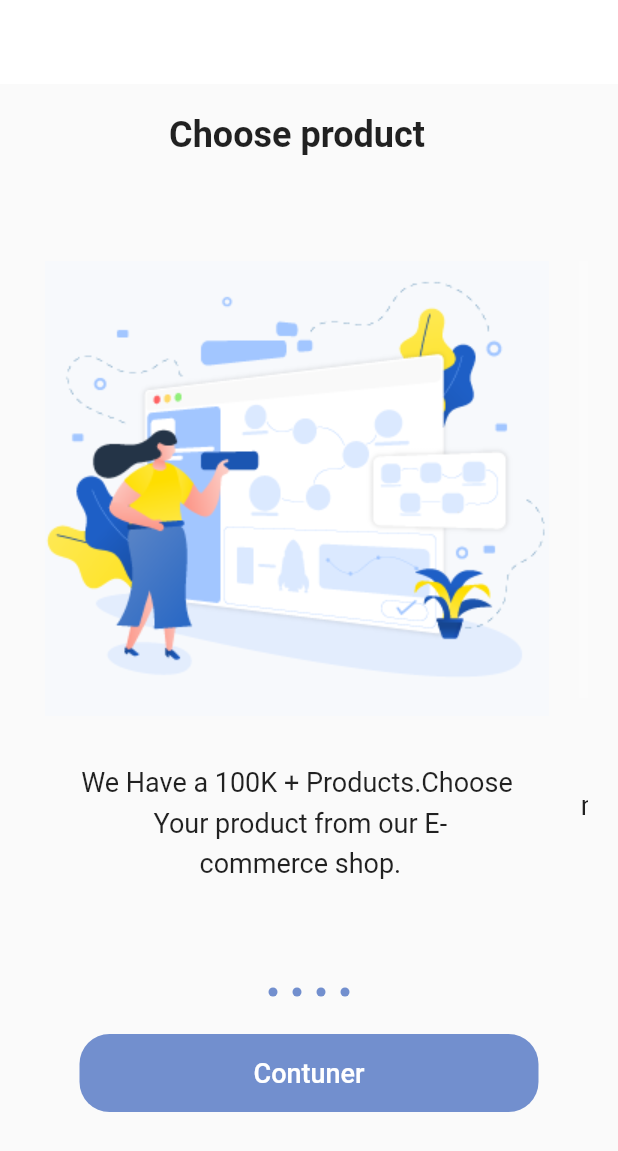
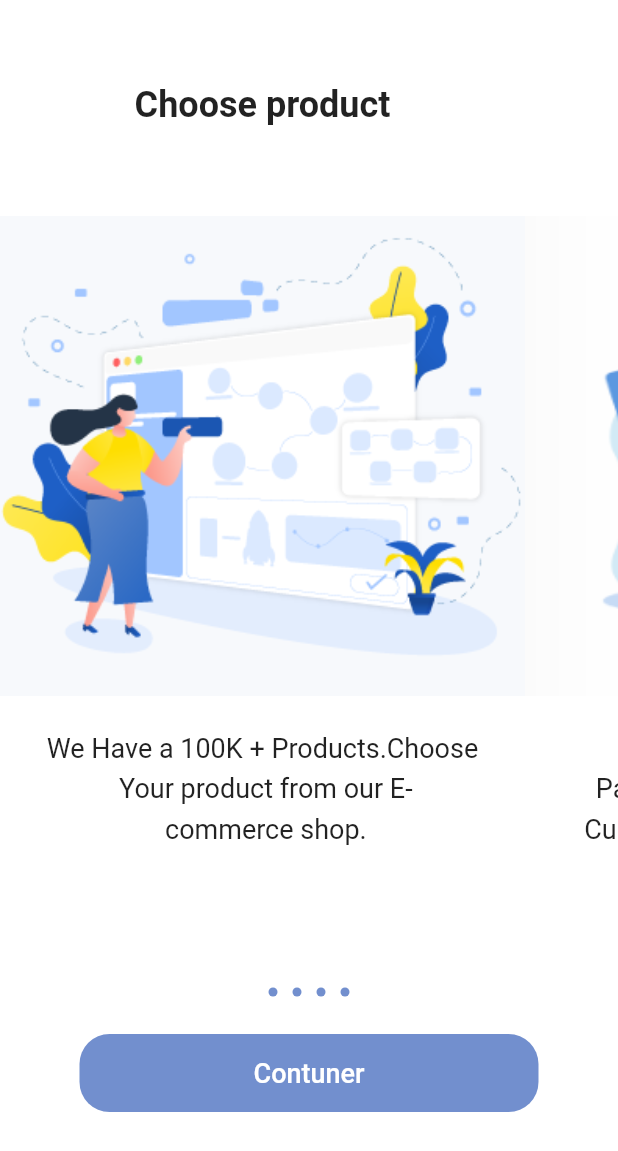
Before and after one commit to retabaitas/ecommerce_app, a Flutter app: the screen it shows after launch, on a phone screen of 412 x 824 dp. Shown: the top 1151 px of the screen. Run offline on Flutter 3.47's test engine with Material 2 defaults, Android fonts, the phone set to English and light mode, and no system bars; our stand-ins replace get.

Commit message:
creation custaum onboarding

```diff
--- a/lib/data/datasource/static/static.dart
+++ b/lib/data/datasource/static/static.dart
@@ -12,7 +12,7 @@ List<OnBoardingModel> onBordingList = [
     title: 'Easy & Safe Payment',
     image: ImageAsset.onBoardingimageTow,
     body:
-        'Easy Checkout & safe Payment \n method. Trusted by our Customers \n from all over the world.',
+        'Easy Checkout & safe \n Payment method. Trusted by our \n Customers from all over the world.',
   ),
   OnBoardingModel(
     title: 'Track Your Order',
@@ -24,6 +24,6 @@ List<OnBoardingModel> onBordingList = [
     title: 'Fast Delivery',
     image: ImageAsset.onBoardingimageFour,
     body:
-        'reliable and Fast Delivery. We Deliver \n your product the fastest \n way possibile.',
+        'reliable and Fast Delivery. We \n Deliver your product the fastest \n way possibile.',
   ),
 ];
--- a/lib/view/screen/onBoarding.dart
+++ b/lib/view/screen/onBoarding.dart
@@ -1,7 +1,9 @@
 // ignore_for_file: file_names
 
 import 'package:ecommerce_app/core/constant/color.dart';
-import 'package:ecommerce_app/data/datasource/static/static.dart';
+import 'package:ecommerce_app/view/widget/onboarding/custimbuttom.dart';
+import 'package:ecommerce_app/view/widget/onboarding/custimcontroller.dart';
+import 'package:ecommerce_app/view/widget/onboarding/custimlistview.dart';
 import 'package:flutter/material.dart';
 
 class OnBoarding extends StatelessWidget {
@@ -10,106 +12,34 @@ class OnBoarding extends StatelessWidget {
   @override
   Widget build(BuildContext context) {
     return Scaffold(
+      backgroundColor: ColorManager.kwhiteColor,
       appBar: AppBar(
+        backgroundColor: ColorManager.kwhiteColor,
         elevation: 0.0,
-        backgroundColor: ColorManager.kwhiteColor,
       ),
-      body: SafeArea(
-        child: Column(
+      body: Column(
         children: [
-            Expanded(
+          const Expanded(
             flex: 7,
-              child: Padding(
-                padding: const EdgeInsets.all(20.0),
-                child: ListView.builder(
-                  scrollDirection: Axis.horizontal,
-                  itemCount: onBordingList.length,
-                  itemBuilder: (context, index) => Column(
-                    children: [
-                      Text(
-                        onBordingList[index].title!,
-                        style: const TextStyle(
-                          fontSize: 24,
-                          fontWeight: FontWeight.bold,
-                        ),
-                      ),
-                      const SizedBox(
-                        height: 60,
-                      ),
-                      Container(
-                        padding: const EdgeInsets.all(10),
-                        child: Image.asset(
-                          onBordingList[index].image!,
-                          fit: BoxFit.fill,
-                        ),
-                      ),
-                      const SizedBox(height: 20),
-                      Text(
-                        onBordingList[index].body!,
-                        textAlign: TextAlign.center,
-                        style: const TextStyle(
-                          fontSize: 18,
-                          height: 1.5,
-                        ),
-                      ),
-                    ],
-                  ),
-                ),
-              ),
+            child: CustimListView(),
           ),
           Expanded(
             flex: 2,
             child: Column(
               children: [
-                  Row(
-                    mainAxisAlignment: MainAxisAlignment.center,
-                    children: [
-                      ...List.generate(
-                        onBordingList.length,
-                        (index) => AnimatedContainer(
-                          duration: const Duration(microseconds: 900),
-                          margin: const EdgeInsets.all(5),
-                          width: 6,
-                          height: 6,
-                          decoration: const BoxDecoration(
-                            color: ColorManager.kprimaryColor,
-                            shape: BoxShape.circle,
-                          ),
-                        ),
-                      ),
-                    ],
-                  ),
+                const CustimController(),
                 const SizedBox(
                   height: 20,
                 ),
-                  Container(
-                    padding: const EdgeInsets.symmetric(
-                      horizontal: 100,
-                      vertical: 2,
+                CustimBottum(
+                  text: 'Contuner',
+                  onPressed: () {},
                 ),
-                    decoration: const BoxDecoration(
-                      color: ColorManager.kprimaryColor,
-                      borderRadius: BorderRadius.all(
-                        Radius.circular(20),
-                      ),
-                    ),
-                    child: MaterialButton(
-                      textColor: ColorManager.kwhiteColor,
-                      onPressed: () {},
-                      child: const Text(
-                        'Contuner',
-                        style: TextStyle(
-                          fontSize: 18,
-                        ),
-                      ),
-                    ),
-                  )
               ],
             ),
           ),
         ],
       ),
-      ),
     );
   }
 }
--- /dev/null
+++ b/lib/view/widget/onboarding/custimbuttom.dart
@@ -0,0 +1,33 @@
+import 'package:ecommerce_app/core/constant/color.dart';
+import 'package:flutter/material.dart';
+
+class CustimBottum extends StatelessWidget {
+  const CustimBottum({super.key, required this.text, required this.onPressed});
+  final String text;
+  final Function onPressed;
+  @override
+  Widget build(BuildContext context) {
+    return Container(
+      padding: const EdgeInsets.symmetric(
+        horizontal: 100,
+        vertical: 2,
+      ),
+      decoration: const BoxDecoration(
+        color: ColorManager.kprimaryColor,
+        borderRadius: BorderRadius.all(
+          Radius.circular(20),
+        ),
+      ),
+      child: MaterialButton(
+        textColor: ColorManager.kwhiteColor,
+        onPressed: onPressed(),
+        child: Text(
+          text,
+          style: const TextStyle(
+            fontSize: 18,
+          ),
+        ),
+      ),
+    );
+  }
+}
--- /dev/null
+++ b/lib/view/widget/onboarding/custimcontroller.dart
@@ -0,0 +1,31 @@
+import 'package:ecommerce_app/core/constant/color.dart';
+import 'package:ecommerce_app/data/datasource/static/static.dart';
+import 'package:flutter/material.dart';
+
+class CustimController extends StatelessWidget {
+  const CustimController({super.key});
+
+  @override
+  Widget build(BuildContext context) {
+    return Container(
+      child: Row(
+        mainAxisAlignment: MainAxisAlignment.center,
+        children: [
+          ...List.generate(
+            onBordingList.length,
+            (index) => AnimatedContainer(
+              duration: const Duration(microseconds: 900),
+              margin: const EdgeInsets.all(5),
+              width: 6,
+              height: 6,
+              decoration: const BoxDecoration(
+                color: ColorManager.kprimaryColor,
+                shape: BoxShape.circle,
+              ),
+            ),
+          ),
+        ],
+      ),
+    );
+  }
+}
--- /dev/null
+++ b/lib/view/widget/onboarding/custimlistview.dart
@@ -0,0 +1,45 @@
+import 'package:ecommerce_app/data/datasource/static/static.dart';
+import 'package:flutter/material.dart';
+
+class CustimListView extends StatelessWidget {
+  const CustimListView({super.key});
+
+  @override
+  Widget build(BuildContext context) {
+    return Container(
+      child: ListView.builder(
+        scrollDirection: Axis.horizontal,
+        itemCount: onBordingList.length,
+        itemBuilder: (context, index) => Column(
+          children: [
+            Text(
+              onBordingList[index].title!,
+              style: const TextStyle(
+                fontSize: 24,
+                fontWeight: FontWeight.bold,
+              ),
+            ),
+            const SizedBox(
+              height: 60,
+            ),
+            Image.asset(
+              onBordingList[index].image!,
+              fit: BoxFit.fill,
+              width: 350,
+              height: 320,
+            ),
+            const SizedBox(height: 20),
+            Text(
+              onBordingList[index].body!,
+              textAlign: TextAlign.center,
+              style: const TextStyle(
+                fontSize: 18,
+                height: 1.5,
+              ),
+            ),
+          ],
+        ),
+      ),
+    );
+  }
+}
```
Also changed, not shown: assets/images/onBoardingfour.png. Lines whose indentation alone changed are shown as unchanged.
